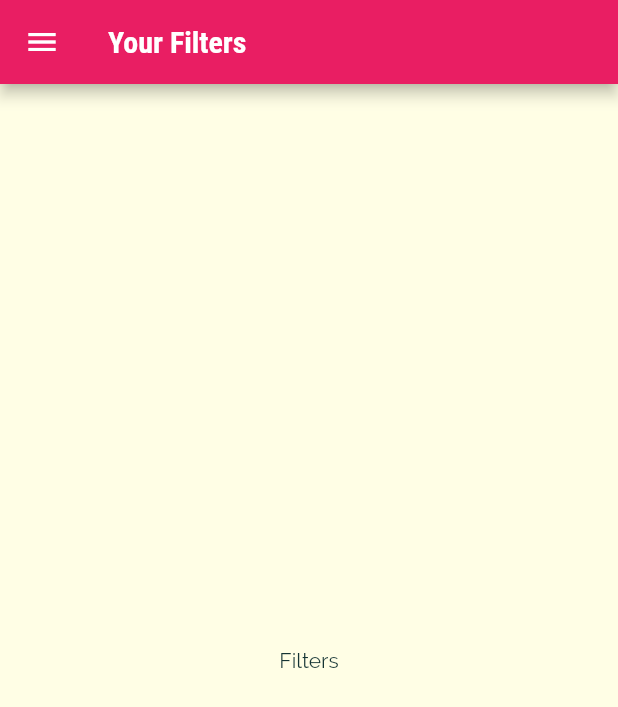
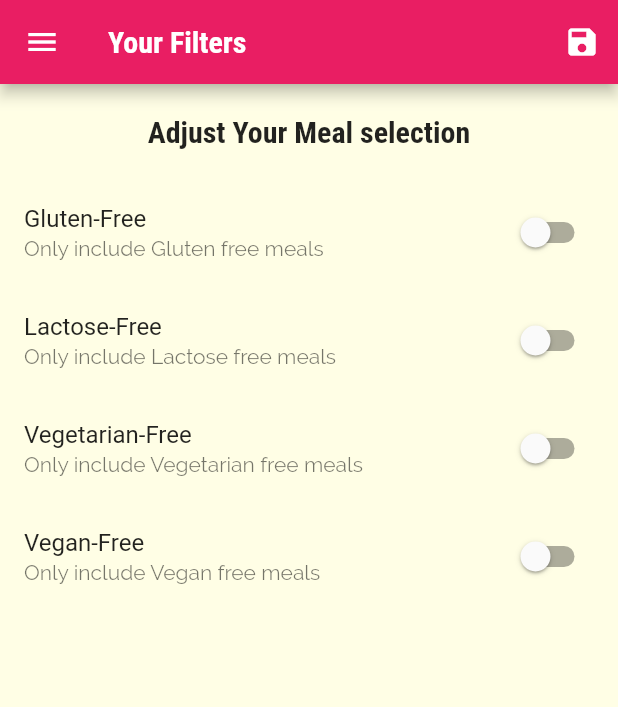
Before and after one commit to himangshuishere/Flutter, a Flutter app: the FiltersScreen screen opened by its route, on a phone screen of 412 x 824 dp. Shown: the top 707 px of the screen. Run offline on Flutter 3.47's test engine with Material 2 defaults, Android fonts, the phone set to English and light mode, and no system bars.

```diff
--- a/meals_app/lib/main.dart
+++ b/meals_app/lib/main.dart
@@ -1,4 +1,6 @@
 import 'package:flutter/material.dart';
+import 'package:meals_app/dummy_data.dart';
+import 'package:meals_app/models/meal.dart';
 import 'package:meals_app/screens/categories_screen.dart';
 import 'package:meals_app/screens/category_meals_screen.dart';
 import 'package:meals_app/screens/filters_screen.dart';
@@ -9,10 +11,64 @@ void main() {
   runApp(const MyApp());
 }
 
-class MyApp extends StatelessWidget {
+class MyApp extends StatefulWidget {
   const MyApp({Key? key}) : super(key: key);
 
+  @override
+  State<MyApp> createState() => _MyAppState();
+}
+
+class _MyAppState extends State<MyApp> {
   // This widget is the root of your application.
+  Map<String, bool> _filters = {
+    'gluten': false,
+    'lactose': false,
+    'vegan': false,
+    'vegetarian': false,
+  };
+
+  List<Meal> _availableMeals = DUMMY_MEALS;
+  List<Meal> _favoriteMeals = [];
+
+  void _setFilters(Map<String, bool> filterData) {
+    setState(() {
+      _filters = filterData;
+      _availableMeals = DUMMY_MEALS.where((meal) {
+        if (_filters['gluten'] as bool && !meal.isGlutenFree) {
+          return false;
+        }
+        if (_filters['lactose'] as bool && !meal.isLactoseFree) {
+          return false;
+        }
+        if (_filters['vegan'] as bool && !meal.isVegan) {
+          return false;
+        }
+        if (_filters['vegetarian'] as bool && !meal.isVegetarian) {
+          return false;
+        }
+        return true;
+      }).toList();
+    });
+  }
+
+  void _toggleFavorite(String mealId) {
+    final existingIndex =
+        _favoriteMeals.indexWhere((meal) => meal.id == mealId);
+    if (existingIndex >= 0) {
+      setState(() {
+        _favoriteMeals.removeAt(existingIndex);
+      });
+    } else {
+      setState(() {
+        _favoriteMeals.add(DUMMY_MEALS.firstWhere((meal) => meal.id == mealId));
+      });
+    }
+  }
+
+  bool _isMealFavorite(String id){
+    return _favoriteMeals.any((meal) => meal.id == id);
+  }
+
   @override
   Widget build(BuildContext context) {
     return MaterialApp(
@@ -33,22 +89,24 @@ class MyApp extends StatelessWidget {
                 fontSize: 20,
                 fontFamily: 'RobotoCondensed',
                 fontWeight: FontWeight.bold,
-                )
-              )),
+              ))),
       // home: const CategoriesScreen(),
       initialRoute: '/', //default is '/'
       routes: {
-        '/': (ctx) => TabScreen(),
-        CategoryMealScreen.routeName : (ctx)=> CategoryMealScreen(),
-        MealDetailScreen.routeName: (ctx) => MealDetailScreen(),
-        FiltersScreen.routeName:(ctx)=>FiltersScreen()
+        '/': (ctx) => TabScreen(_favoriteMeals),
+        CategoryMealScreen.routeName: (ctx) =>
+            CategoryMealScreen(availableMeals: _availableMeals),
+        MealDetailScreen.routeName: (ctx) => MealDetailScreen(_toggleFavorite, _isMealFavorite),
+        FiltersScreen.routeName: (ctx) => FiltersScreen(_filters, _setFilters)
       },
-      onGenerateRoute: (settings){
+      onGenerateRoute: (settings) {
         print(settings.arguments);
         // return MaterialPageRoute(builder: (ctx) => CategoriesScreen());
       },
-      onUnknownRoute: (settings){
-        return MaterialPageRoute(builder: (ctx) => CategoriesScreen(),);
+      onUnknownRoute: (settings) {
+        return MaterialPageRoute(
+          builder: (ctx) => CategoriesScreen(),
+        );
       },
     );
   }
--- a/meals_app/lib/screens/category_meals_screen.dart
+++ b/meals_app/lib/screens/category_meals_screen.dart
@@ -1,5 +1,5 @@
 import 'package:flutter/material.dart';
-import 'package:meals_app/dummy_data.dart';
+// import 'package:meals_app/dummy_data.dart';
 import 'package:meals_app/models/meal.dart';
 import 'package:meals_app/widgets/meal_item.dart';
 
@@ -11,6 +11,10 @@ class CategoryMealScreen extends StatefulWidget {
 
   static const routeName = '/category-meals';
 
+  final List<Meal> availableMeals;
+
+  CategoryMealScreen({required this.availableMeals});
+
   @override
   State<CategoryMealScreen> createState() => _CategoryMealScreenState();
 }
@@ -20,10 +24,10 @@ class _CategoryMealScreenState extends State<CategoryMealScreen> {
   late List<Meal> displayedMeals;
   var  _loadedInitData = false;
 
-  @override
-  void initState() {
-    super.initState();
-  }
+  // @override
+  // void initState() {
+  //   super.initState();
+  // }
 
   @override
   void didChangeDependencies() {
@@ -35,7 +39,7 @@ class _CategoryMealScreenState extends State<CategoryMealScreen> {
 
       final String category_id = routeArgs['id'] as String;
 
-      displayedMeals = DUMMY_MEALS.where((meal) {
+      displayedMeals = widget.availableMeals.where((meal) {
         return meal.categories.contains(category_id);
       }).toList();
 
@@ -65,7 +69,6 @@ class _CategoryMealScreenState extends State<CategoryMealScreen> {
             duration: displayedMeals[index].duration,
             complexity: displayedMeals[index].complexity,
             affordability: displayedMeals[index].affordability,
-            removeItem: _removeMeal,
           );
         },
       ),
--- a/meals_app/lib/screens/filters_screen.dart
+++ b/meals_app/lib/screens/filters_screen.dart
@@ -1,18 +1,105 @@
 import 'package:flutter/material.dart';
 import 'package:meals_app/widgets/main_drawer.dart';
 
-class FiltersScreen extends StatelessWidget {
-  const FiltersScreen({Key? key}) : super(key: key);
+class FiltersScreen extends StatefulWidget {
+  static const routeName = '/filters';
 
-  static const routeName = '/filters';
+  final Function saveFilters;
+  final Map<String, bool> currentFilters;
+
+  FiltersScreen(this.currentFilters,this.saveFilters);
+
+  @override
+  State<FiltersScreen> createState() => _FiltersScreenState();
+}
+
+class _FiltersScreenState extends State<FiltersScreen> {
+  bool _glutenFree = false;
+  bool _lactoseFree = false;
+  bool _vegan = false;
+  bool _vegetarian = false;
+
+  @override
+  initState(){
+    _glutenFree = widget.currentFilters['gluten'] as bool;
+    _lactoseFree = widget.currentFilters['lactose'] as bool;
+    _vegetarian = widget.currentFilters['vegetarian'] as bool;
+    _vegan = widget.currentFilters['vegan'] as bool;
+    super.initState();
+  }
+
+  Widget _buildSwitchListTile(String title, bool currentValue,
+      String description, Function(bool)? updateValue) {
+    return SwitchListTile(
+      title: Text(title),
+      value: currentValue,
+      subtitle: Text(description),
+      onChanged: updateValue,
+    );
+  }
 
   @override
   Widget build(BuildContext context) {
     return Scaffold(
-      appBar: AppBar(title: Text('Your Filters'),),
+      appBar: AppBar(
+        title: Text('Your Filters'),
+        actions: <Widget>[
+          IconButton(
+            icon: Icon(Icons.save),
+            onPressed: () {
+              final Map<String, bool> selectedFilters = {
+                'gluten': _glutenFree,
+                'lactose': _lactoseFree,
+                'vegan': _vegan,
+                'vegetarian': _vegetarian,
+              };
+              widget.saveFilters(selectedFilters);
+            },
+          ),
+        ],
+      ),
       drawer: MainDrawer(),
-      body: Center(
-        child: Text('Filters'),
+      body: Column(
+        children: <Widget>[
+          Container(
+            padding: EdgeInsets.all(20),
+            child: Text(
+              'Adjust Your Meal selection',
+              style: Theme.of(context).textTheme.headline6,
+            ),
+          ),
+          Expanded(
+            child: ListView(
+              children: <Widget>[
+                _buildSwitchListTile('Gluten-Free', _glutenFree,
+                    'Only include Gluten free meals', (newValue) {
+                  setState(() {
+                    _glutenFree = newValue;
+                  });
+                }),
+                _buildSwitchListTile('Lactose-Free', _lactoseFree,
+                    'Only include Lactose free meals', (newValue) {
+                  setState(() {
+                    _lactoseFree = newValue;
+                  });
+                }),
+                _buildSwitchListTile('Vegetarian-Free', _vegetarian,
+                    'Only include Vegetarian free meals', (newValue) {
+                  setState(() {
+                    _vegetarian = newValue;
+                  });
+                }),
+                _buildSwitchListTile(
+                    'Vegan-Free', _vegan, 'Only include Vegan free meals',
+                    (newValue) {
+                  setState(() {
+                    _vegan = newValue;
+                  });
+                }),
+              ],
+            ),
+          )
+        ],
       ),
     );
   }
--- a/meals_app/lib/widgets/meal_item.dart
+++ b/meals_app/lib/widgets/meal_item.dart
@@ -9,7 +9,6 @@ class MealItem extends StatelessWidget {
   final int duration;
   final Complexity complexity;
   final Affordability affordability;
-  final Function removeItem;
 
   MealItem({
     required this.id,
@@ -18,7 +17,6 @@ class MealItem extends StatelessWidget {
     required this.duration,
     required this.complexity,
     required this.affordability,
-    required this.removeItem,
   });
 
   String get complexityText {
@@ -74,7 +72,6 @@ class MealItem extends StatelessWidget {
     )
         .then((result) {
       if (result != null) {
-        removeItem(result);
       }
     });
   }
```
Also changed, not shown: meals_app/lib/screens/favorites_screen.dart (+25 -4 lines), meals_app/lib/screens/meal_detail_screen.dart (+7 -6 lines), meals_app/lib/screens/tabs_screen.dart (+15 -5 lines). Lines whose indentation alone changed are shown as unchanged.
